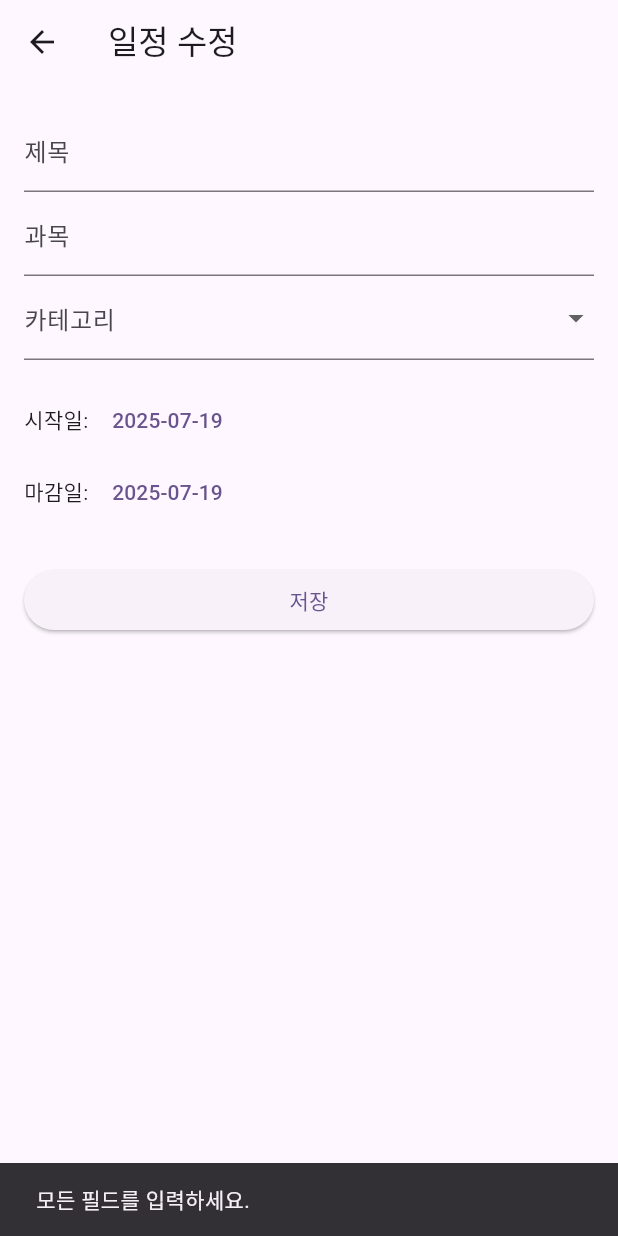
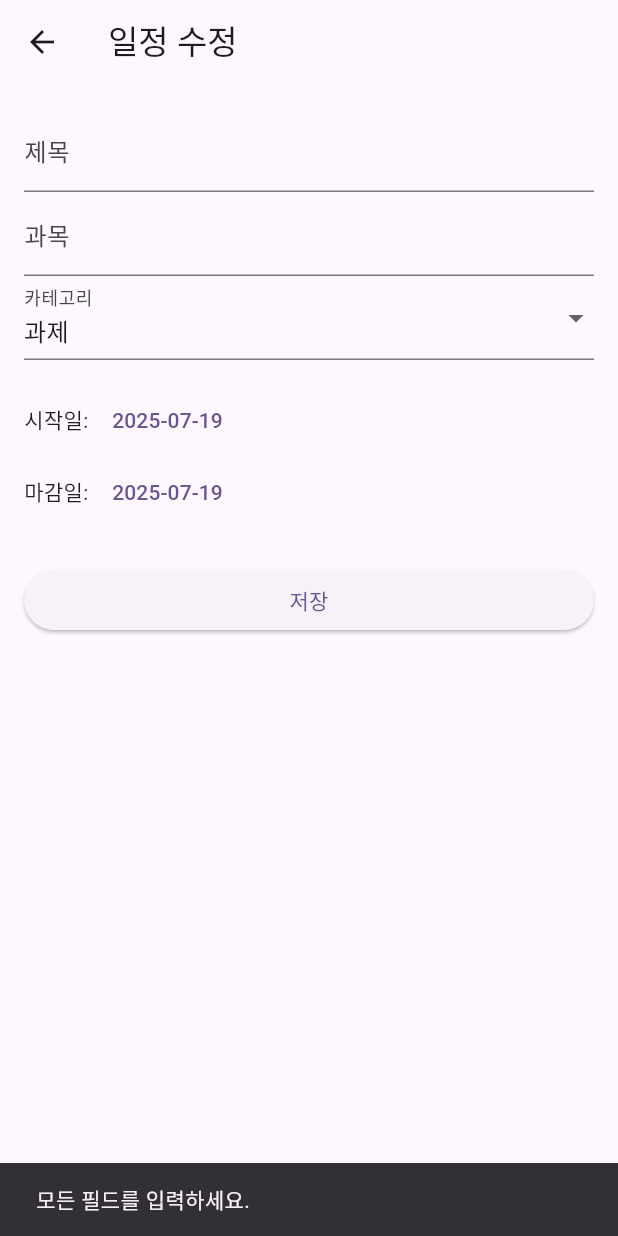
Before and after one commit to planetapp-team/planetapp, a Flutter app: the EditTodoPage screen opened directly with empty values, after a tap on "저장", on a phone screen of 412 x 824 dp. Run offline on Flutter 3.47's test engine with Material 3 defaults, Android fonts, the phone set to English and light mode, and no system bars; our stand-ins replace cloud_firestore, firebase_auth, firebase_core, firebase_messaging, table_calendar; accounts and stored records are empty.

Commit message:
Fix: lib/pages/edit_todo_page.dart category 값이 _categories에 없으면 첫 번째 값으로 초기화

```diff
--- a/lib/pages/edit_todo_page.dart
+++ b/lib/pages/edit_todo_page.dart
@@ -36,17 +36,18 @@ class _EditTodoPageState extends State<EditTodoPage> {
     super.initState();
     final data = widget.todoData;
 
-    // Firestore Timestamp를 DateTime으로 변환 후 초기값 세팅
     _titleController = TextEditingController(text: data['title'] ?? '');
     _subjectController = TextEditingController(text: data['subject'] ?? '');
-    _selectedCategory =
-        data['category'] ?? _categories.first; // ✅ 초기 선택 카테고리 설정
+
+    // ★ 수정된 부분: category 값이 _categories에 없으면 첫 번째 값으로 초기화
+    _selectedCategory = (_categories.contains(data['category']))
+        ? data['category']
+        : _categories.first;
+
     _startDate = (data['startDate'] as Timestamp?)?.toDate() ?? DateTime.now();
     _endDate = (data['endDate'] as Timestamp?)?.toDate() ?? DateTime.now();
   }
 
-  // 날짜 선택 다이얼로그 표시 함수
-  // isStartDate: true면 시작일, false면 마감일 선택
   Future<void> _selectDate(BuildContext context, bool isStartDate) async {
     final initialDate = isStartDate ? _startDate! : _endDate!;
     final DateTime? picked = await showDatePicker(
@@ -58,27 +59,25 @@ class _EditTodoPageState extends State<EditTodoPage> {
     if (picked != null) {
       setState(() {
         if (isStartDate) {
-          _startDate = picked; // 시작일 업데이트
+          _startDate = picked;
         } else {
-          _endDate = picked; // 마감일 업데이트
+          _endDate = picked;
         }
       });
     }
   }
 
-  // 저장 버튼 눌렀을 때 Firestore 문서 업데이트 처리
   Future<void> _saveTodo() async {
     final uid = FirebaseAuth.instance.currentUser?.uid;
     if (uid == null) return;
 
-    final docId = widget.todoData['docId']; // 수정할 문서 ID
+    final docId = widget.todoData['docId'];
     if (docId == null) return;
 
     final title = _titleController.text.trim();
     final subject = _subjectController.text.trim();
-    final category = _selectedCategory?.trim() ?? ''; // ✅ 드롭다운에서 선택된 카테고리 값 사용
+    final category = _selectedCategory?.trim() ?? '';
 
-    // 입력 검증: 빈 필드가 있으면 저장 중단하고 메시지 출력
     if (title.isEmpty || subject.isEmpty || category.isEmpty) {
       ScaffoldMessenger.of(
         context,
@@ -87,7 +86,6 @@ class _EditTodoPageState extends State<EditTodoPage> {
     }
 
     try {
-      // Firestore 해당 문서 업데이트
       await FirebaseFirestore.instance
           .collection('todos')
           .doc(uid)
@@ -99,14 +97,14 @@ class _EditTodoPageState extends State<EditTodoPage> {
             'category': category,
             'startDate': Timestamp.fromDate(_startDate!),
             'endDate': Timestamp.fromDate(_endDate!),
-            'date': Timestamp.fromDate(_startDate!), // date 필드는 startDate로 설정
+            'date': Timestamp.fromDate(_startDate!),
           });
 
       ScaffoldMessenger.of(
         context,
       ).showSnackBar(const SnackBar(content: Text('일정이 수정되었습니다.')));
 
-      Navigator.pop(context, true); // 수정 완료 결과 true 반환하며 이전 화면으로 돌아감
+      Navigator.pop(context, true);
     } catch (e) {
       ScaffoldMessenger.of(
         context,
@@ -122,31 +120,32 @@ class _EditTodoPageState extends State<EditTodoPage> {
         padding: const EdgeInsets.all(16.0),
         child: ListView(
           children: [
-            // 제목 입력 필드
             TextField(
               controller: _titleController,
               decoration: const InputDecoration(labelText: '제목'),
             ),
-            // 과목 입력 필드
             TextField(
               controller: _subjectController,
               decoration: const InputDecoration(labelText: '과목'),
             ),
-            // ✅ 카테고리 선택 드롭다운 필드
             DropdownButtonFormField<String>(
               value: _selectedCategory,
-              items: _categories.map((category) {
-                return DropdownMenuItem(value: category, child: Text(category));
-              }).toList(),
+              items: _categories
+                  .map(
+                    (category) => DropdownMenuItem(
+                      value: category,
+                      child: Text(category),
+                    ),
+                  )
+                  .toList(),
               onChanged: (value) {
                 setState(() {
-                  _selectedCategory = value; // 선택한 카테고리 업데이트
+                  _selectedCategory = value;
                 });
               },
               decoration: const InputDecoration(labelText: '카테고리'),
             ),
             const SizedBox(height: 16),
-            // 시작일 선택 UI
             Row(
               children: [
                 const Text('시작일: '),
@@ -156,7 +155,6 @@ class _EditTodoPageState extends State<EditTodoPage> {
                 ),
               ],
             ),
-            // 마감일 선택 UI
             Row(
               children: [
                 const Text('마감일: '),
@@ -167,7 +165,6 @@ class _EditTodoPageState extends State<EditTodoPage> {
               ],
             ),
             const SizedBox(height: 24),
-            // 저장 버튼
             ElevatedButton(onPressed: _saveTodo, child: const Text('저장')),
           ],
         ),
```
